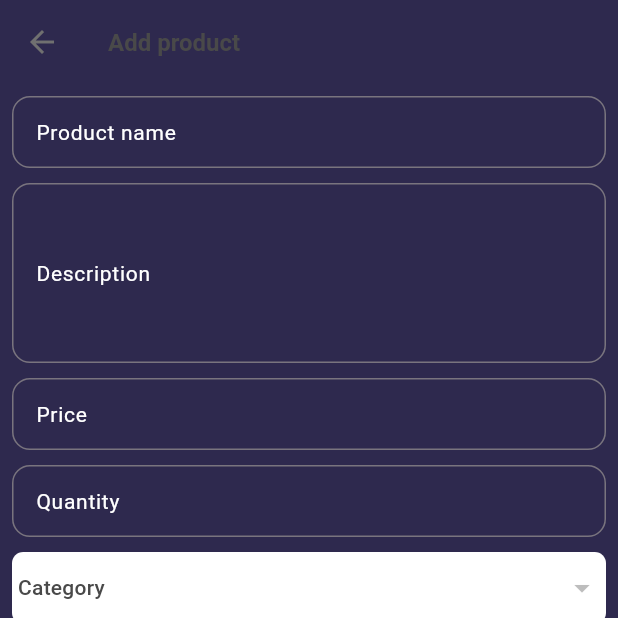
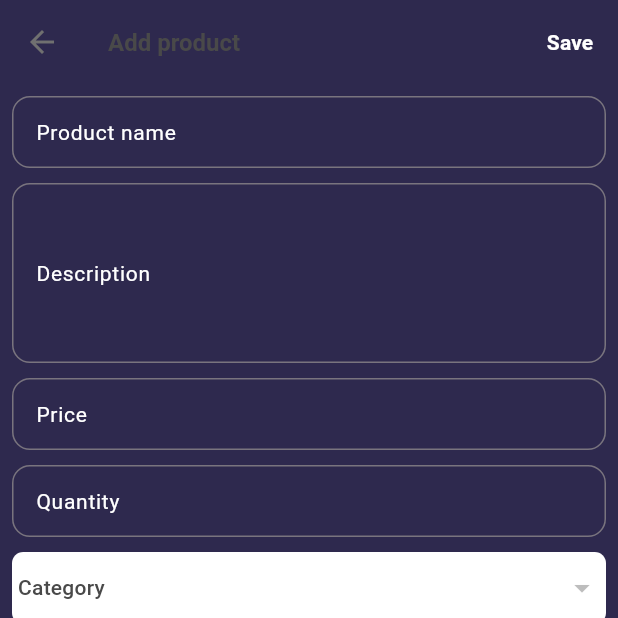
Before and after one commit to MDK301/e_comer_admin, a Flutter app: the AddProduct screen opened directly, on a phone screen of 412 x 824 dp, the top half of it. Run offline on Flutter 3.47's test engine with Material 3 defaults, Android fonts, the phone set to English and light mode, and no system bars; our stand-ins replace cloud_firestore, firebase_auth, firebase_core, firebase_storage, get, image_picker and 1 more; accounts and stored records are empty.

Commit message:
30/30 fixed addscreen

```diff
--- a/lib/views/products_screen/add_product.dart
+++ b/lib/views/products_screen/add_product.dart
@@ -3,6 +3,7 @@ import 'package:e_comer_admin/controller/product_controller.dart';
 import 'package:e_comer_admin/views/products_screen/component/product_dropdown.dart';
 import 'package:e_comer_admin/views/products_screen/component/product_images.dart';
 import 'package:e_comer_admin/views/widget/custom_textfield.dart';
+import 'package:e_comer_admin/views/widget/loading_indicator.dart';
 import 'package:e_comer_admin/views/widget/text_style.dart';
 
 class AddProduct extends StatelessWidget {
@@ -12,8 +13,7 @@ class AddProduct extends StatelessWidget {
   Widget build(BuildContext context) {
     var controller = Get.find<ProductController>();
 
-    return Obx(
-      () => Scaffold(
+    return Scaffold(
       backgroundColor: purpleColor,
       appBar: AppBar(
         leading: IconButton(
@@ -23,14 +23,16 @@ class AddProduct extends StatelessWidget {
             icon: const Icon(Icons.arrow_back, color: darkGrey)),
         title: boldText(text: "Add product", color: fontGrey, size: 16.0),
         actions: [
-            TextButton(
+          controller.isLoading.value
+              ? loadingIndicator(circleColor: white)
+              : TextButton(
                   onPressed: () async {
                     controller.isLoading(true);
                     await controller.uploadImages();
                     await controller.uploadProduct(context);
                     Get.back();
                   },
-                child: boldText(text: save, color: purpleColor))
+                  child: boldText(text: save, color: white))
         ],
       ),
       body: Padding(
@@ -127,7 +129,6 @@ class AddProduct extends StatelessWidget {
           ),
         ),
       ),
-      ),
     );
   }
 }
```
Also changed, not shown: lib/views/products_screen/products_screen.dart (+22 -7 lines). Lines whose indentation alone changed are shown as unchanged.
